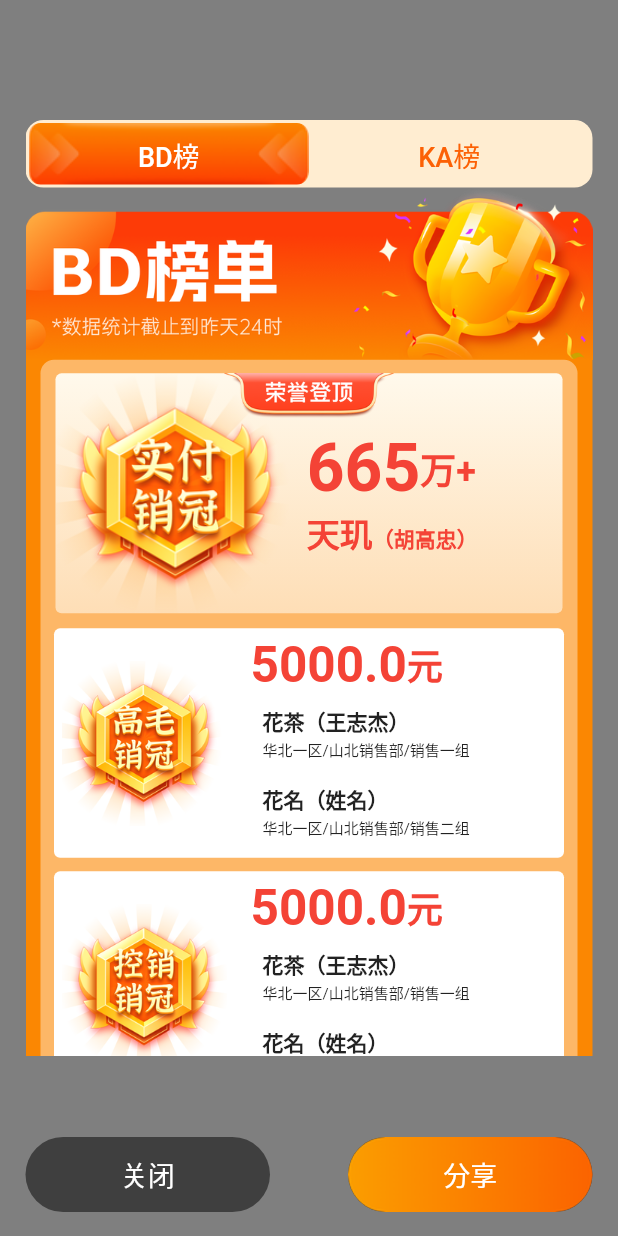
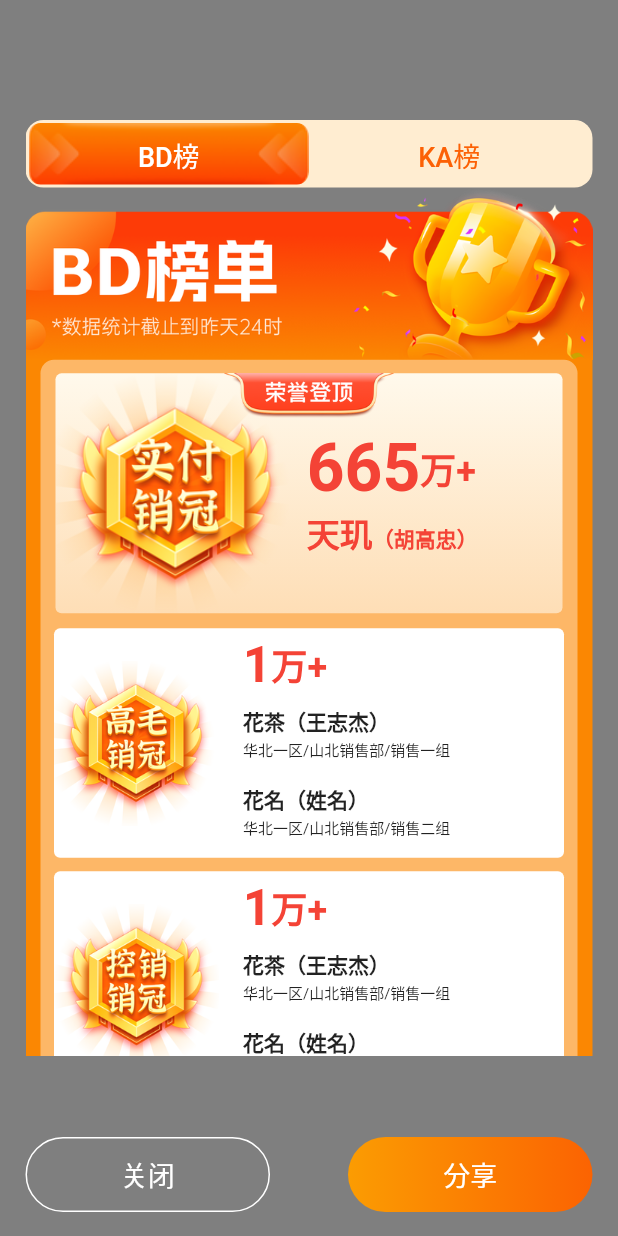
Before and after one commit to biyuhuaping/flutter_sdk_demo, a Flutter app: the SharePageView screen opened directly, on a phone screen of 412 x 824 dp. Run offline on Flutter 3.47's test engine with Material 2 defaults, Android fonts, the phone set to English and light mode, and no system bars; our stand-ins replace share_plus; missing offline and left inert: dart:ffi, draggable_widget.

Commit message:
使用渐变色，去掉分享按钮图片

```diff
--- a/lib/share_content_page.dart
+++ b/lib/share_content_page.dart
@@ -133,12 +133,12 @@ class _ShareContentPageState extends State<ShareContentPage> {
 
     List<Widget> children = imageUrls.map((imageUrl) {
       ImageProvider image = AssetImage(imageUrl);
-      Widget widget = buildItemImageWithText(image);
-      return buildContentGroup(widget);
+      Widget widget = buildGroupContent(image);
+      return buildGroupStyle(widget);
     }).toList();
 
     //如果是自己，也是登顶了，就显示登顶样式
-    if (1 == 1){
+    if (1 == 1) {
       // 替换第一个元素
       children[0] = buildGroupOfMyTop();
     }
@@ -157,21 +157,8 @@ class _ShareContentPageState extends State<ShareContentPage> {
     );
   }
 
-  // 每个分组的样式
-  Widget buildContentGroup(Widget? child) {
-    return Container(
-      margin: const EdgeInsets.only(left: 9, right: 9, bottom: 9), //外边距
-      padding: const EdgeInsets.all(5), //内边距
-      decoration: BoxDecoration(
-        color: Colors.white,
-        borderRadius: BorderRadius.circular(4),
-      ),
-      child: child,
-    );
-  }
-
   //我登顶的样式
-  Widget buildGroupOfMyTop(){
+  Widget buildGroupOfMyTop() {
     Widget widget = Container(
       margin: EdgeInsets.only(left: 10, right: 10, bottom: 10),
       height: 160,
@@ -195,7 +182,11 @@ class _ShareContentPageState extends State<ShareContentPage> {
         widget,
         Align(
           alignment: Alignment.center,
-          child: Image.asset('assets/share_top.png',width: 127, height: 30,),
+          child: Image.asset(
+            'assets/share_top.png',
+            width: 127,
+            height: 30,
+          ),
         ),
       ],
     );
@@ -204,7 +195,7 @@ class _ShareContentPageState extends State<ShareContentPage> {
 
   //登顶内容：图片、文字
   Widget buildTopImageWithText() {
-    Map<String, String> amountMap = formatAmount(6650000);
+    List<String> amountList = formatAmount(6650000);
 
     return Container(
       // color: Colors.green,
@@ -225,14 +216,15 @@ class _ShareContentPageState extends State<ShareContentPage> {
                   mainAxisAlignment: MainAxisAlignment.start,
                   children: [
                     Text(
-                      amountMap['value']!,
+                      amountList[0]!,
                       style: const TextStyle(
                         fontSize: 44,
                         color: Colors.red,
                         fontWeight: FontWeight.bold,
                       ),
                     ),
-                    Text(amountMap['unit']!,
+                    Text(
+                      amountList[1]!,
                       style: const TextStyle(
                         fontSize: 24,
                         color: Colors.red,
@@ -243,7 +235,7 @@ class _ShareContentPageState extends State<ShareContentPage> {
                 ),
                 // SizedBox(height: 2),
                 RichText(
-                  text:const TextSpan(
+                  text: const TextSpan(
                     children: [
                       TextSpan(
                         text: '天玑',
@@ -272,8 +264,20 @@ class _ShareContentPageState extends State<ShareContentPage> {
     );
   }
 
-  //item 单组数据 图片和文字
-  Widget buildItemImageWithText(ImageProvider image) {
+  // 每个分组的样式
+  Widget buildGroupStyle(Widget? child) {
+    return Container(
+      margin: const EdgeInsets.only(left: 9, right: 9, bottom: 9), //外边距
+      decoration: BoxDecoration(
+        color: Colors.white,
+        borderRadius: BorderRadius.circular(4),
+      ),
+      child: child,
+    );
+  }
+
+  // 每组数据 图片和文字，底部排名
+  Widget buildGroupContent(ImageProvider image) {
     List<String> texts = [
       '花茶（王志杰）',
       '花名（姓名）',
@@ -284,7 +288,13 @@ class _ShareContentPageState extends State<ShareContentPage> {
       '华北一区/山北销售部/销售二组',
       '华北一区/山北销售部/销售三组',
     ];
-    return Row(
+
+    String rankType = "23名";//排行类型
+    String rankLevelText = "下降6名";//等级文案
+    String rankRateText = "23.34%";//超过率文案
+
+    List<Widget> children = [
+      Row(
         crossAxisAlignment: CrossAxisAlignment.center,
         children: [
           Container(
@@ -302,36 +312,112 @@ class _ShareContentPageState extends State<ShareContentPage> {
             child: buildItemWidget("55万+", texts, subTitles),
           ),
         ],
+      ),
+    ];
+
+    //如果有排名内容，就添加widget
+    if(1==2){
+      children.add(buildGroupBottomContent());
+    }
+    return Column(
+      children: children
     );
   }
 
-  // 每条内容
+  //组内排名内容
+  Widget buildGroupBottomContent() {
+    int rankType = 23; // 排行类型
+    int rankLevel = 6;
+    String rankLevelText; // 等级文案
+    Color color;
+    String rankRateText = "23.34%"; // 超过率文案
+
+    if (rankLevel < 0){
+      rankLevelText = '下降${-rankLevel}名';
+      color = Color(0xFF00B377);//绿色
+    }else if(rankLevel > 0){
+      rankLevelText = "上升$rankLevel名";
+      color = Color(0xFF00B377);//绿色 TODO:是否展示红色？//Colors.red;//红色
+    }else{
+      rankLevelText = "相同";
+      color = Color(0xFFF9F9F9);//默认的灰色
+    }
+
+    return Container(
+      padding: EdgeInsets.only(left: 5, right: 5, top: 10, bottom: 10),
+      width: double.infinity,
+      decoration: BoxDecoration(
+        color: Color(0xFFF9F9F9),
+        borderRadius: const BorderRadius.only(
+          bottomLeft: Radius.circular(4),
+          bottomRight: Radius.circular(4),
+        ),
+        border: Border.all(
+          color: Color(0xFFDFDFDF), // 边框的颜色
+          width: 0.5, // 边框的宽度
+        ),
+      ),
+      child: RichText(
+        textAlign: TextAlign.center,
+        text: TextSpan(
+          style: TextStyle(fontSize: 13, color: Color(0xFF676773)),
+          children: [
+            TextSpan(
+              text: '我的排名',
+            ),
+            TextSpan(
+              text: '$rankType名',
+              style: TextStyle(color: Color(0xFF00B377)),
+            ),
+            TextSpan(
+              text: '，比昨天',
+            ),
+            TextSpan(
+              text: rankLevelText,//下降/上升/相同
+              style: TextStyle(color: color),
+            ),
+            TextSpan(
+              text: '\n超过全国',
+            ),
+            TextSpan(
+              text: rankRateText,
+              style: TextStyle(color: Color(0xFF00B377)),
+            ),
+            TextSpan(
+              text: '的KA',
+            ),
+          ],
+        ),
+      ),
+    );
+  }
+
+
+  // 每条组内容：
+  // 55 万+
+  // 花名（姓名）
+  // 区域/销售部门
   Widget buildItemWidget(
     String title,
     List<String> mainTitles,
     List<String> subTitles,
   ) {
     return ListView.builder(
-      padding: EdgeInsets.zero,
+      padding: EdgeInsets.only(top: 5,bottom: 5),
       physics: NeverScrollableScrollPhysics(),
       shrinkWrap: true,
       itemCount: mainTitles.length + 1,
       itemBuilder: (context, index) {
         if (index == 0) {
+          //55 万+
           return buildItemFormatText(5000);
-            Text(
-            title,
-            style: const TextStyle(
-              fontSize: 28,
-              fontWeight: FontWeight.bold,
-              color: Colors.red,
-            ),
-          );
         } else {
           final itemIndex = index - 1;
+          // 花名（姓名）
+          // 区域/销售部门
           return Container(
             // color: Colors.red,
-            padding: EdgeInsets.all(8),
+            padding: EdgeInsets.only(top: 8, bottom: 8),
             child: Column(
               crossAxisAlignment: CrossAxisAlignment.start,
               children: [
@@ -356,18 +442,9 @@ class _ShareContentPageState extends State<ShareContentPage> {
     );
   }
 
-  //处理item内，
+  //处理item内，//55 元/万+
   Widget buildItemFormatText(double amount) {
-    String string; // 金额
-    String unit; // 单位
-    if (amount < 10000) {
-      string = amount.toString(); // 元
-      unit = '元';
-    } else {
-      int tenThousand = amount ~/ 10000;
-      string = '$tenThousand'; // 万+
-      unit = '万+';
-    }
+    List<String> amountList = formatAmount(15000);
 
     return DefaultTextStyle(
       style: const TextStyle(
@@ -379,20 +456,20 @@ class _ShareContentPageState extends State<ShareContentPage> {
         mainAxisAlignment: MainAxisAlignment.start,
         children: [
           Text(
-            string,
+            amountList[0]!,
             style: const TextStyle(
               fontSize: 33,
               fontWeight: FontWeight.bold,
             ),
           ),
-          Text(unit),
+          Text(amountList[1]!),
         ],
       ),
     );
   }
 
-  /// 格式化金额和单位 元/万+
-  Map<String, String> formatAmount(double amount) {
+  // 格式化金额和单位 元/万+
+  List<String> formatAmount(double amount) {
     String value; // 金额
     String unit; // 单位
     if (amount < 10000) {
@@ -403,9 +480,8 @@ class _ShareContentPageState extends State<ShareContentPage> {
       value = '$tenThousand'; // 万+
       unit = '万+';
     }
-    return {'value': value, 'unit': unit};
+    return [value, unit];
   }
-
 
   //底部激励文本
   Widget buildEncourageText() {
@@ -419,7 +495,10 @@ class _ShareContentPageState extends State<ShareContentPage> {
             left: 0,
             child: Text(
               '“',
-              style: TextStyle(fontSize: 60, color: Colors.white, fontWeight: FontWeight.bold),
+              style: TextStyle(
+                  fontSize: 60,
+                  color: Colors.white,
+                  fontWeight: FontWeight.bold),
             ),
           ),
           const Positioned(
@@ -427,7 +506,10 @@ class _ShareContentPageState extends State<ShareContentPage> {
             right: 0,
             child: Text(
               '”',
-              style: TextStyle(fontSize: 60, color: Colors.white, fontWeight: FontWeight.bold),
+              style: TextStyle(
+                  fontSize: 60,
+                  color: Colors.white,
+                  fontWeight: FontWeight.bold),
             ),
           ),
           Container(
--- a/lib/share_page.dart
+++ b/lib/share_page.dart
@@ -29,7 +29,7 @@ class SharePageViewState extends State<SharePageView> {
           ),
           Positioned(
             right: 17,
-            child: buildMaterialButton("分享", hasImg: true, onPressed:() {
+            child: buildMaterialButton("分享", hasGradient: true, onPressed:() {
               Navigator.pop(context);
               //share_plus 分享
               ShareHelper.onSharePlusShare(context);
@@ -42,14 +42,23 @@ class SharePageViewState extends State<SharePageView> {
   }
 
   //按钮：关闭、分享
-  Widget buildMaterialButton(String title, {bool hasImg = false, VoidCallback? onPressed}) {
-    return Container(
+  Widget buildMaterialButton(String title, {bool hasGradient = false, VoidCallback? onPressed}) {
+     return Container(
       height: 50,
       width: 163,
       decoration: BoxDecoration(
-        color: Colors.black.withOpacity(0.5),
         borderRadius: BorderRadius.circular(25),
-        image: hasImg ? DecorationImage(image: AssetImage('assets/share_btn.png'), fit: BoxFit.cover) : null,
+        border: !hasGradient
+            ? Border.all(color: Colors.white, width: 1.0,)
+            : null,
+        gradient: hasGradient
+            ? const LinearGradient(
+          colors: [Color(0xFFFB9C02), Color(0xFFFB6302)],// 渐变的颜色数组
+          begin: Alignment.centerLeft, // 渐变的起点位置
+          end: Alignment.centerRight, // 渐变的终点位置
+          stops: [0.0, 1.0], // 渐变颜色的分布位置，范围是0.0到1.0
+        )
+            : null,
       ),
       child: TextButton(
         onPressed: onPressed,
```
Also changed, not shown: assets/share_btn.png (deleted). Lines whose indentation alone changed are shown as unchanged.
